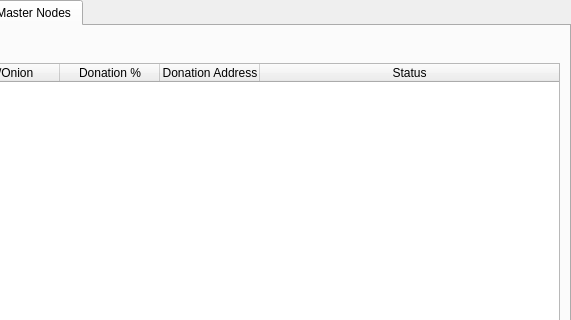
The window that src/qt/forms/masternodemanager.ui (transferdev/Transfercoin) describes before a commit, drawn with Qt 5; both pictures show x 152 to 723 and y 0 to 320 of the 723 by 457 pixel window.
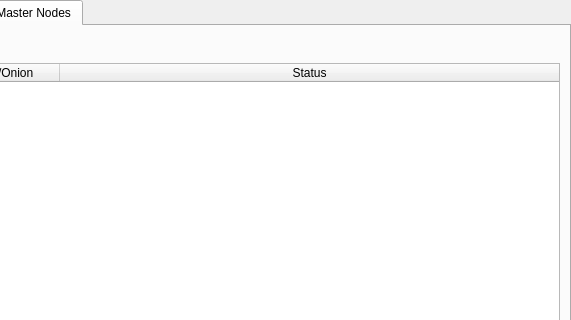
The same window after the commit.

Commit message: Remove donation addresses from GUI

The edit to the form file:
```diff
--- a/src/qt/forms/masternodemanager.ui
+++ b/src/qt/forms/masternodemanager.ui
@@ -162,6 +162,12 @@
            </item>
            <item>
             <widget class="QTableWidget" name="tableWidget_2">
+             <property name="minimumSize">
+              <size>
+               <width>695</width>
+               <height>0</height>
+              </size>
+             </property>
              <property name="editTriggers">
               <set>QAbstractItemView::NoEditTriggers</set>
              </property>
@@ -187,16 +193,6 @@
                <string>IP/Onion</string>
               </property>
              </column>
-             <column>
-              <property name="text">
-               <string>Donation %</string>
-              </property>
-             </column>
-             <column>
-              <property name="text">
-               <string>Donation Address</string>
-              </property>
-             </column>
              <column>
               <property name="text">
                <string>Status</string>
```
The commit also changes 7 other files.
